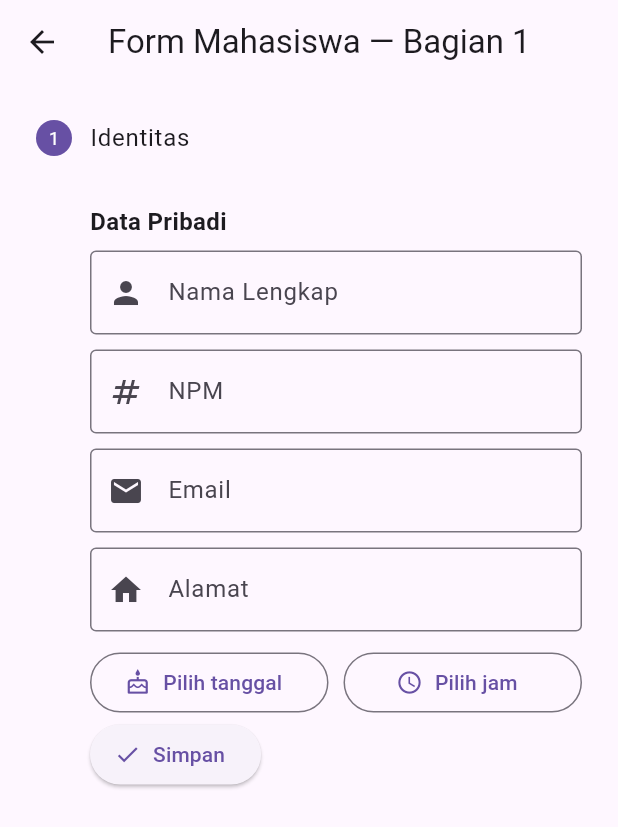
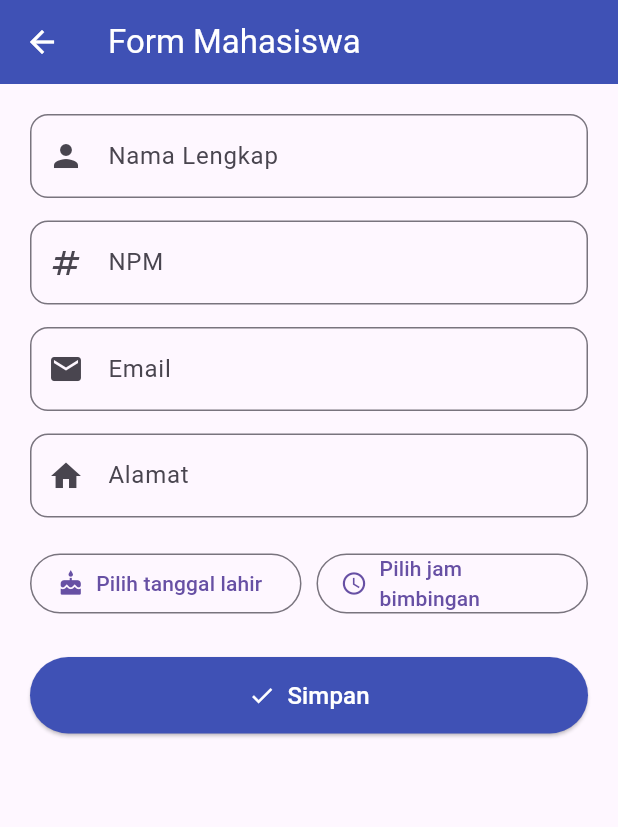
Before and after one commit to Farih-R/PPB_FarihRahmatullah_23055, a Flutter app: the screen it shows after launch, after a tap on "Tambah Mahasiswa", on a phone screen of 412 x 824 dp. Shown: the top 827 px of the screen. Run offline on Flutter 3.47's test engine with Material 3 defaults, Android fonts, the light colour scheme and no system bars; our stand-ins replace google_fonts; network calls fail.

Commit message:
update UI daftar mahasiswa

```diff
--- a/flutter_api_xampp/lib/main.dart
+++ b/flutter_api_xampp/lib/main.dart
@@ -13,7 +13,7 @@ class MyApp extends StatelessWidget {
   Widget build(BuildContext context) {
     return MaterialApp(
       debugShowCheckedModeBanner: false,
-      home: DaftarMahasiswa(),
+      home: DaftarMahasiswaPage(),
     );
   }
 }
--- a/flutter_api_xampp/lib/pages/daftar_mahasiswa.dart
+++ b/flutter_api_xampp/lib/pages/daftar_mahasiswa.dart
@@ -3,213 +3,246 @@ import 'dart:convert';
 import 'package:http/http.dart' as http;
 import 'form_mahasiswa.dart';
 
-class DaftarMahasiswa extends StatefulWidget {
-  const DaftarMahasiswa({super.key});
+class DaftarMahasiswaPage extends StatefulWidget {
+  const DaftarMahasiswaPage({super.key});
 
   @override
-  State<DaftarMahasiswa> createState() => _DaftarMahasiswaState();
+  State<DaftarMahasiswaPage> createState() => _DaftarMahasiswaPageState();
 }
 
-class _DaftarMahasiswaState extends State<DaftarMahasiswa> {
-  List mahasiswa = [];
+class _DaftarMahasiswaPageState extends State<DaftarMahasiswaPage> {
+  List<Map<String, dynamic>> mahasiswaList = [];
+  bool isLoading = true;
+  String errorMessage = '';
 
-  Future<void> getMahasiswa() async {
-    final url =
-        Uri.parse("http://192.168.18.7/flutter_api_Xampp/get_users.php");
+  final String apiBase = "http://192.168.18.7/flutter_api_Xampp";
+
+  @override
+  void initState() {
+    super.initState();
+    _loadData();
+  }
+
+  // =======================
+  // GET DATA DARI API
+  // =======================
+  Future<void> _loadData() async {
+    setState(() {
+      isLoading = true;
+      errorMessage = '';
+    });
+
+    try {
+      final url = Uri.parse("$apiBase/get_users.php");
       final response = await http.get(url);
 
       if (response.statusCode == 200) {
         setState(() {
-        mahasiswa = json.decode(response.body);
+          mahasiswaList =
+              List<Map<String, dynamic>>.from(json.decode(response.body));
+          isLoading = false;
         });
       } else {
-      print("Gagal mengambil data");
+        setState(() {
+          errorMessage = "Gagal mengambil data dari server.";
+          isLoading = false;
+        });
+      }
+    } catch (e) {
+      setState(() {
+        errorMessage = "Error: $e";
+        isLoading = false;
+      });
     }
   }
 
-  Future<void> deleteMahasiswa(String id) async {
-  final url = Uri.parse("http://192.168.18.7/flutter_api_Xampp/delete_users.php");
+  // =======================
+  // DELETE DATA API
+  // =======================
+  Future<void> _deleteMahasiswa(String id, String nama) async {
+    final confirm = await showDialog<bool>(
+      context: context,
+      builder: (context) => AlertDialog(
+        title: const Text('Konfirmasi Hapus'),
+        content: Text('Yakin ingin menghapus data "$nama"?'),
+        actions: [
+          TextButton(
+            onPressed: () => Navigator.pop(context, false),
+            child: const Text('Batal'),
+          ),
+          TextButton(
+            onPressed: () => Navigator.pop(context, true),
+            style: TextButton.styleFrom(foregroundColor: Colors.red),
+            child: const Text('Hapus'),
+          ),
+        ],
+      ),
+    );
 
-  final response = await http.post(url, body: {"id": id});
+    if (confirm == true) {
+      try {
+        final url = Uri.parse("$apiBase/delete_users.php");
+        final response = await http.post(url, body: {'id': id});
 
         if (response.statusCode == 200) {
           final data = json.decode(response.body);
 
           if (data["status"] == "success") {
             ScaffoldMessenger.of(context).showSnackBar(
-        const SnackBar(content: Text("Berhasil dihapus")),
+              SnackBar(content: Text('Data "$nama" berhasil dihapus')),
             );
-      getMahasiswa();
+            _loadData();
           } else {
             ScaffoldMessenger.of(context).showSnackBar(
-        const SnackBar(content: Text("Gagal menghapus data")),
+              const SnackBar(content: Text('Gagal menghapus data')),
+            );
+          }
+        }
+      } catch (e) {
+        ScaffoldMessenger.of(context).showSnackBar(
+          SnackBar(content: Text('Error: $e')),
         );
       }
     }
   }
 
+  // =======================
+  // NAVIGASI KE FORM
+  // =======================
+  Future<void> _navigateToForm() async {
+    final result = await Navigator.push(
+      context,
+      MaterialPageRoute(
+        builder: (context) => const FormMahasiswaPage(),
+      ),
+    );
 
-  @override
-  void initState() {
-    super.initState();
-    getMahasiswa();
+    if (result == "refresh") {
+      _loadData();
+    }
   }
 
+  // =======================
+  // UI SAMA SEPERTI VERSI SQL LITE
+  // =======================
   @override
   Widget build(BuildContext context) {
     return Scaffold(
-      backgroundColor: const Color(0xfff3f1f6),
-
       appBar: AppBar(
-        backgroundColor: Colors.blue,
-        title: const Text("flutter_api"),
+        title: const Text('Daftar Mahasiswa'),
+        backgroundColor: Colors.indigo,
+        foregroundColor: Colors.white,
         actions: [
           IconButton(
             icon: const Icon(Icons.refresh),
-            onPressed: getMahasiswa,
-          )
+            onPressed: _loadData,
+          ),
         ],
       ),
-
       body: Column(
-        crossAxisAlignment: CrossAxisAlignment.start,
         children: [
-          // HEADER TULISAN "Daftar Mahasiswa"
+          // Header
           Container(
-            width: double.infinity,
-            padding: const EdgeInsets.all(20),
-            child: const Text(
-              "Daftar Mahasiswa",
-              style: TextStyle(
-                fontSize: 26,
-                fontWeight: FontWeight.bold,
+            padding: const EdgeInsets.all(16),
+            color: Colors.grey[100],
+            child: Row(
+              children: [
+                Expanded(
+                  child: Text(
+                    'Total: ${mahasiswaList.length} mahasiswa',
+                    style: const TextStyle(
+                        fontSize: 16, fontWeight: FontWeight.w500),
                   ),
                 ),
+                ElevatedButton.icon(
+                  onPressed: _navigateToForm,
+                  icon: const Icon(Icons.add),
+                  label: const Text('Tambah Mahasiswa'),
+                  style: ElevatedButton.styleFrom(
+                    backgroundColor: Colors.indigo,
+                    foregroundColor: Colors.white,
                   ),
-
-          // TOTAL + BUTTON TAMBAH
-          Padding(
-            padding: const EdgeInsets.symmetric(horizontal: 20),
-            child: Row(
-              mainAxisAlignment: MainAxisAlignment.spaceBetween,
-              children: [
-                Text(
-                  "Total: ${mahasiswa.length} mahasiswa",
-                  style: const TextStyle(fontSize: 16),
-                ),
-
-                ElevatedButton.icon(
-                  icon: const Icon(Icons.add),
-                  label: const Text("Tambah Mahasiswa"),
-                  style: ElevatedButton.styleFrom(
-                    backgroundColor: Colors.blue,
-                    padding:
-                        const EdgeInsets.symmetric(horizontal: 18, vertical: 12),
-                  ),
-                  onPressed: () async {
-                    final result = await Navigator.push(
-                      context,
-                      MaterialPageRoute(
-                          builder: (_) => const FormMahasiswaPage()),
-                    );
-
-                    if (result == "refresh") {
-                      getMahasiswa();
-                    }
-                  },
                 ),
               ],
             ),
           ),
 
-          const SizedBox(height: 20),
-
-          // TABEL HEADER
-          Container(
-            color: Colors.white,
-            padding: const EdgeInsets.symmetric(horizontal: 20, vertical: 14),
-            child: Row(
-              children: const [
-                Expanded(flex: 1, child: Text("No")),
-                Expanded(flex: 3, child: Text("NPM")),
-                Expanded(flex: 3, child: Text("Nama")),
-                Expanded(flex: 4, child: Text("Email")),
-                Expanded(flex: 3, child: Text("Alamat")),
-                Expanded(flex: 3, child: Text("Tanggal Lahir")),
-                Expanded(flex: 3, child: Text("Jam Bimbingan")),
-                Expanded(flex: 1, child: Text("Aksi")),
-              ],
-            ),
-          ),
-
-          const Divider(height: 1),
-
-          // LIST DATA
           Expanded(
-            child: mahasiswa.isEmpty
-                ? const Center(child: CircularProgressIndicator())
-                : ListView.builder(
-                    itemCount: mahasiswa.length,
-                    itemBuilder: (context, index) {
-                      final m = mahasiswa[index];
-
-                      return Container(
-                        color: Colors.white,
-                        padding: const EdgeInsets.symmetric(
-                            horizontal: 20, vertical: 16),
-                        child: Row(
-                          children: [
-                            Expanded(flex: 1, child: Text("${index + 1}")),
-                            Expanded(flex: 3, child: Text(m["npm"])),
-                            Expanded(flex: 3, child: Text(m["nama"])),
-                            Expanded(flex: 4, child: Text(m["email"])),
-                            Expanded(flex: 3, child: Text(m["alamat"])),
-                            Expanded(flex: 3, child: Text(m["tgl_lahir"])),
-                            Expanded(flex: 3, child: Text(m["jam_bimbingan"])),
-
-                            // ICON DELETE
-                            Expanded(
-                              flex: 1,
-                              child: IconButton(
-                                icon: const Icon(
-                                  Icons.delete,
-                                  color: Colors.red,
-                                ),
-                                onPressed: () {
-
-                                    showDialog(
-                                      context: context,
-                                      builder: (_) => AlertDialog(
-                                        title: const Text("Hapus Data"),
-                                        content: Text("Yakin ingin menghapus ${m["nama"]}?"),
-                                        actions: [
-                                          TextButton(
-                                            child: const Text("Batal"),
-                                            onPressed: () => Navigator.pop(context),
-                                          ),
-                                          TextButton(
-                                            child: const Text("Hapus"),
-                                            onPressed: () {
-                                              Navigator.pop(context);
-                                              deleteMahasiswa(m["id"].toString());
-                                            },
-                                          ),
-                                        ],
-                                      ),
-                                    );
-
-
-                                },
-                              ),
-                            ),
-                          ],
-                        ),
-                      );
-                    },
-                  ),
+            child: isLoading
+                ? _loadingWidget()
+                : errorMessage.isNotEmpty
+                    ? _errorWidget()
+                    : mahasiswaList.isEmpty
+                        ? _emptyWidget()
+                        : _buildDataTable(),
           ),
         ],
       ),
     );
   }
+
+  // =======================  UI COMPONENTS  =======================
+
+  Widget _loadingWidget() => const Center(
+        child: Column(
+          mainAxisAlignment: MainAxisAlignment.center,
+          children: [
+            CircularProgressIndicator(),
+            SizedBox(height: 16),
+            Text("Memuat data..."),
+          ],
+        ),
+      );
+
+  Widget _errorWidget() => Center(
+        child: Text(
+          errorMessage,
+          style: const TextStyle(color: Colors.red),
+        ),
+      );
+
+  Widget _emptyWidget() => const Center(
+        child: Text("Belum ada data"),
+      );
+
+  Widget _buildDataTable() {
+    return SingleChildScrollView(
+      scrollDirection: Axis.horizontal,
+      child: DataTable(
+        columns: const [
+          DataColumn(label: Text('No')),
+          DataColumn(label: Text('NPM')),
+          DataColumn(label: Text('Nama')),
+          DataColumn(label: Text('Email')),
+          DataColumn(label: Text('Alamat')),
+          DataColumn(label: Text('Tanggal Lahir')),
+          DataColumn(label: Text('Jam Bimbingan')),
+          DataColumn(label: Text('Aksi')),
+        ],
+        rows: mahasiswaList.asMap().entries.map((entry) {
+          int index = entry.key;
+          Map<String, dynamic> m = entry.value;
+
+          return DataRow(
+            cells: [
+              DataCell(Text("${index + 1}")),
+              DataCell(Text(m["npm"])),
+              DataCell(Text(m["nama"])),
+              DataCell(Text(m["email"])),
+              DataCell(SizedBox(width: 150, child: Text(m["alamat"]))),
+              DataCell(Text(m["tgl_lahir"])),
+              DataCell(Text(m["jam_bimbingan"])),
+              DataCell(
+                IconButton(
+                  icon: const Icon(Icons.delete, color: Colors.red),
+                  onPressed: () =>
+                      _deleteMahasiswa(m["id"].toString(), m["nama"]),
+                ),
+              ),
+            ],
+          );
+        }).toList(),
+      ),
+    );
   }
+}
--- a/flutter_api_xampp/lib/pages/form_mahasiswa.dart
+++ b/flutter_api_xampp/lib/pages/form_mahasiswa.dart
@@ -1,6 +1,5 @@
 import 'package:flutter/material.dart';
 import 'package:http/http.dart' as http;
-
 
 class FormMahasiswaPage extends StatefulWidget {
   const FormMahasiswaPage({super.key});
@@ -10,11 +9,8 @@ class FormMahasiswaPage extends StatefulWidget {
 }
 
 class _FormMahasiswaPageState extends State<FormMahasiswaPage> {
-  // --- Form key & step
   final _formKey = GlobalKey<FormState>();
-  int _currentStep = 0; // hanya 1 step (index 0)
 
-  // --- Controller & field (BAGIAN 1)
   final cNama = TextEditingController();
   final cNpm = TextEditingController();
   final cEmail = TextEditingController();
@@ -24,11 +20,11 @@ class _FormMahasiswaPageState extends State<FormMahasiswaPage> {
   TimeOfDay? jamBimbingan;
 
   String get tglLahirLabel => tglLahir == null
-      ? 'Pilih tanggal'
+      ? 'Pilih tanggal lahir'
       : '${tglLahir!.day}/${tglLahir!.month}/${tglLahir!.year}';
 
   String get jamLabel =>
-      jamBimbingan == null ? 'Pilih jam' : jamBimbingan!.format(context);
+      jamBimbingan == null ? 'Pilih jam bimbingan' : jamBimbingan!.format(context);
 
   @override
   void dispose() {
@@ -40,61 +36,60 @@ class _FormMahasiswaPageState extends State<FormMahasiswaPage> {
   }
 
   Future<void> _pickDate() async {
-    final now = DateTime.now();
-    final res = await showDatePicker(
+    final result = await showDatePicker(
       context: context,
       firstDate: DateTime(1970),
-      lastDate: DateTime(now.year + 1),
-      initialDate: DateTime(now.year - 18, now.month, now.day),
+      lastDate: DateTime(DateTime.now().year + 1),
+      initialDate: DateTime.now(),
     );
-    if (res != null) setState(() => tglLahir = res);
+
+    if (result != null) setState(() => tglLahir = result);
   }
 
     Future<void> _pickTime() async {
-    final res = await showTimePicker(
+    final result = await showTimePicker(
       context: context,
       initialTime: const TimeOfDay(hour: 9, minute: 0),
     );
-    if (res != null) setState(() => jamBimbingan = res);
+
+    if (result != null) {
+      setState(() => jamBimbingan = result);
+    }
+  }
+
+  String formatTimeOfDay(TimeOfDay time) {
+    final hour = time.hour.toString().padLeft(2, '0');
+    final minute = time.minute.toString().padLeft(2, '0');
+    return '$hour:$minute:00'; // format MySQL
   }
 
   Future<void> _simpan() async {
     if (!_formKey.currentState!.validate()) {
       ScaffoldMessenger.of(context).showSnackBar(
-      const SnackBar(content: Text('Periksa kembali isian Anda.')),
+        const SnackBar(content: Text('Periksa kembali isian Anda')),
       );
       return;
     }
 
-  if (tglLahir == null) {
+    if (tglLahir == null || jamBimbingan == null) {
       ScaffoldMessenger.of(context).showSnackBar(
-      const SnackBar(content: Text('Tanggal lahir belum dipilih')),
+        const SnackBar(content: Text('Tanggal lahir & jam bimbingan wajib diisi')),
       );
       return;
     }
 
-  if (jamBimbingan == null) {
-    ScaffoldMessenger.of(context).showSnackBar(
-      const SnackBar(content: Text('Jam bimbingan belum dipilih')),
-    );
-    return;
-  }
-
-  // URL API insert data
     final url = Uri.parse("http://192.168.18.7/flutter_api_Xampp/add_users.php");
 
-  // kirim data ke API
     final response = await http.post(url, body: {
       "nama": cNama.text.trim(),
       "npm": cNpm.text.trim(),
       "email": cEmail.text.trim(),
       "alamat": cAlamat.text.trim(),
       "tgl_lahir": "${tglLahir!.year}-${tglLahir!.month}-${tglLahir!.day}",
-    "jam_bimbing": jamBimbingan!.format(context),
+      "jam_bimbingan": formatTimeOfDay(jamBimbingan!),  // ← ini yang diperbaiki
     });
 
     if (response.statusCode == 200) {
-    // sukses → kembali ke HomePage
       Navigator.pop(context, "refresh");
 
       ScaffoldMessenger.of(context).showSnackBar(
@@ -107,79 +102,67 @@ class _FormMahasiswaPageState extends State<FormMahasiswaPage> {
     }
   }
 
-  Widget _sectionTitle(String text) => Padding(
-    padding: const EdgeInsets.only(bottom: 8, top: 8),
-    child: Text(
-      text,
-      style: const TextStyle(fontWeight: FontWeight.bold, fontSize: 16),
-    ),
+  InputDecoration _inputStyle(String label, IconData icon) {
+    return InputDecoration(
+      labelText: label,
+      border: OutlineInputBorder(borderRadius: BorderRadius.circular(12)),
+      prefixIcon: Icon(icon),
     );
+  }
 
   @override
   Widget build(BuildContext context) {
-    final steps = <Step>[
-      Step(
-        title: const Text('Identitas'),
-        isActive: true,
-        state: StepState.indexed,
-        content: Column(
-          crossAxisAlignment: CrossAxisAlignment.start,
+    return Scaffold(
+      appBar: AppBar(
+        title: const Text('Form Mahasiswa'),
+        backgroundColor: Colors.indigo,
+        foregroundColor: Colors.white,
+      ),
+
+      body: SingleChildScrollView(
+        padding: const EdgeInsets.all(20),
+        child: Form(
+          key: _formKey,
+          child: Column(
             children: [
-            _sectionTitle('Data Pribadi'),
+
               TextFormField(
                 controller: cNama,
-              decoration: const InputDecoration(
-                labelText: 'Nama Lengkap',
-                hintText: 'cth: Aulia Rahman',
-                border: OutlineInputBorder(),
-                prefixIcon: Icon(Icons.person),
+                decoration: _inputStyle("Nama Lengkap", Icons.person),
+                validator: (v) => v!.isEmpty ? "Nama wajib diisi" : null,
               ),
-              validator: (v) =>
-                  (v == null || v.trim().isEmpty) ? 'Nama wajib diisi' : null,
-            ),
-            const SizedBox(height: 10),
+
+              const SizedBox(height: 15),
+
               TextFormField(
                 controller: cNpm,
-              decoration: const InputDecoration(
-                labelText: 'NPM',
-                hintText: '231063*',
-                border: OutlineInputBorder(),
-                prefixIcon: Icon(Icons.numbers),
+                decoration: _inputStyle("NPM", Icons.numbers),
+                validator: (v) => v!.isEmpty ? "NPM wajib diisi" : null,
               ),
-              validator: (v) =>
-                  (v == null || v.trim().isEmpty) ? 'NPM wajib diisi' : null,
-            ),
-            const SizedBox(height: 10),
+
+              const SizedBox(height: 15),
+
               TextFormField(
                 controller: cEmail,
-              decoration: const InputDecoration(
-                labelText: 'Email',
-                hintText: 'unsika123@gmail.com',
-                border: OutlineInputBorder(),
-                prefixIcon: Icon(Icons.email),
+                decoration: _inputStyle("Email", Icons.email),
+                validator: (v) => v!.isEmpty ? "Email wajib diisi" : null,
               ),
-              validator: (v) =>
-                  (v == null || v.trim().isEmpty) ? 'Email wajib diisi' : null,
-            ),
-            const SizedBox(height: 10),
+
+              const SizedBox(height: 15),
+
               TextFormField(
                 controller: cAlamat,
-              decoration: const InputDecoration(
-                labelText: 'Alamat',
-                hintText: 'cth: Jl. Merdeka No. 123',
-                border: OutlineInputBorder(),
-                prefixIcon: Icon(Icons.home),
-              ),
-              validator: (v) =>
-                  (v == null || v.trim().isEmpty) ? 'Alamat wajib diisi' : null,
+                decoration: _inputStyle("Alamat", Icons.home),
+                validator: (v) => v!.isEmpty ? "Alamat wajib diisi" : null,
               ),
 
-            const SizedBox(height: 10),
+              const SizedBox(height: 20),
+
               Row(
                 children: [
                   Expanded(
                     child: OutlinedButton.icon(
-                    icon: const Icon(Icons.cake_outlined),
+                      icon: const Icon(Icons.cake),
                       label: Text(tglLahirLabel),
                       onPressed: _pickDate,
                     ),
@@ -194,32 +177,24 @@ class _FormMahasiswaPageState extends State<FormMahasiswaPage> {
                   ),
                 ],
               ),
+
+              const SizedBox(height: 25),
+
+              SizedBox(
+                width: double.infinity,
+                child: ElevatedButton.icon(
+                  icon: const Icon(Icons.check),
+                  label: const Text("Simpan", style: TextStyle(fontSize: 16)),
+                  style: ElevatedButton.styleFrom(
+                    padding: const EdgeInsets.symmetric(vertical: 14),
+                    backgroundColor: Colors.indigo,
+                    foregroundColor: Colors.white,
+                  ),
+                  onPressed: _simpan,
+                ),
+              ),
             ],
           ),
-      ),
-    ];
-
-    return Scaffold(
-      appBar: AppBar(title: const Text('Form Mahasiswa — Bagian 1')),
-      body: Form(
-        key: _formKey,
-        child: Stepper(
-          type: StepperType.vertical,
-          currentStep: _currentStep, // selalu 0
-          steps: steps,
-          onStepContinue: _simpan, // tombol lanjut = Simpan untuk 1 step
-          onStepCancel: null, // tidak perlu tombol kembali
-          controlsBuilder: (context, details) {
-            return Row(
-              children: [
-                ElevatedButton.icon(
-                  icon: const Icon(Icons.check),
-                  label: const Text('Simpan'),
-                  onPressed: details.onStepContinue,
-                ),
-              ],
-            );
-          },
         ),
       ),
     );
```
Lines whose indentation alone changed are shown as unchanged.
